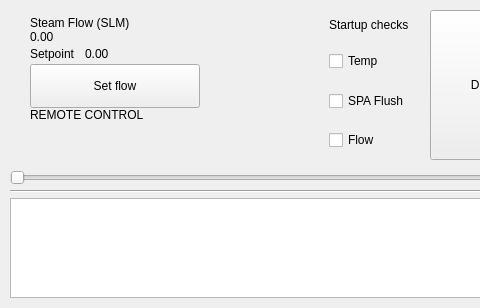
Before: the Qt Designer form ui/resources/RunPage_widget.ui in tamdak-dan/rch-steamer, drawn with Qt 5; both pictures show x 0 to 480 and y 0 to 308 of the 800 by 308 pixel window.
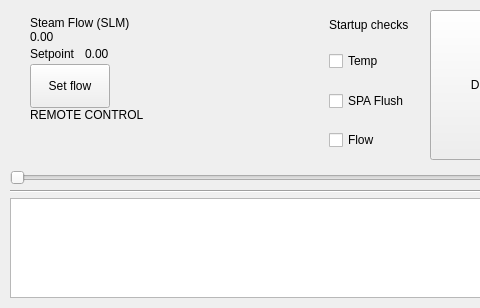
After: the same form once the commit is applied.

Commit message:
Set flow button as wide as the "Steam Flow (SLM)" title
Width now follows the title's size hint (measured at runtime, since the
Pi's fonts render slightly differently): 156px here. Height and the
bottom alignment with Delivery/System are unchanged.

Claude-Session: https://claude.ai/code/session_01DpXPRdHiQR1SXg7JssSBq7

The edit to the form file:
```diff
--- a/ui/resources/RunPage_widget.ui
+++ b/ui/resources/RunPage_widget.ui
@@ -169,7 +169,7 @@
               <widget class="QPushButton" name="btn_SetFlow">
                <property name="minimumSize">
                 <size>
-                 <width>170</width>
+                 <width>0</width>
                  <height>44</height>
                 </size>
                </property>
```
The commit also changes 1 other file.
